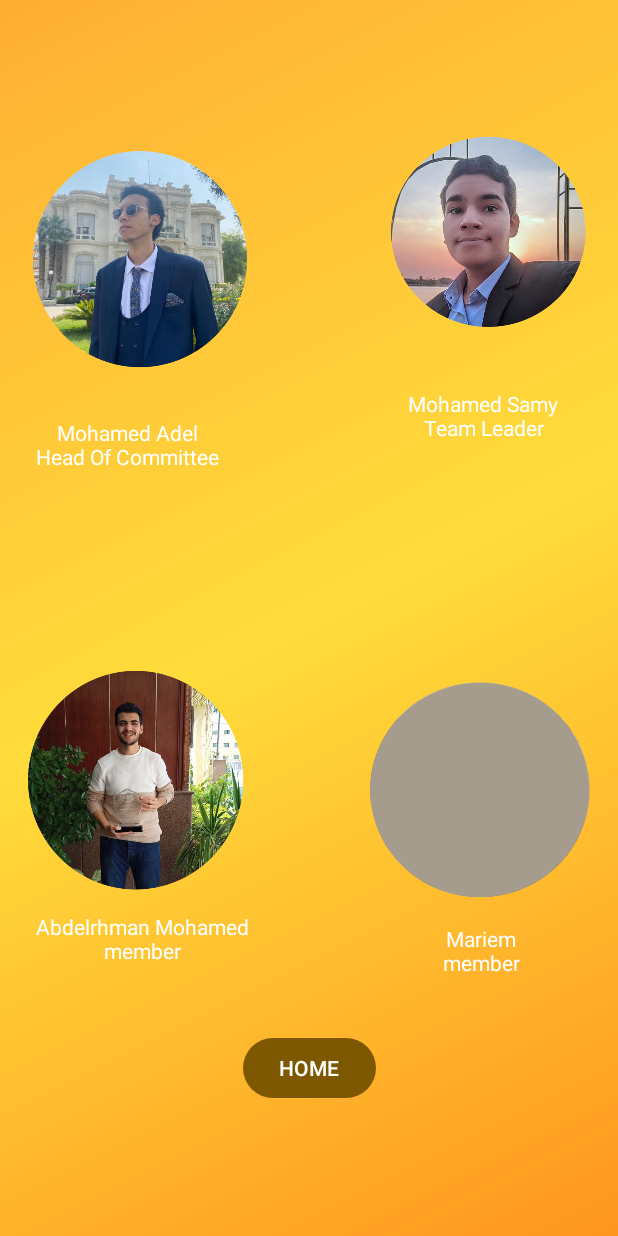
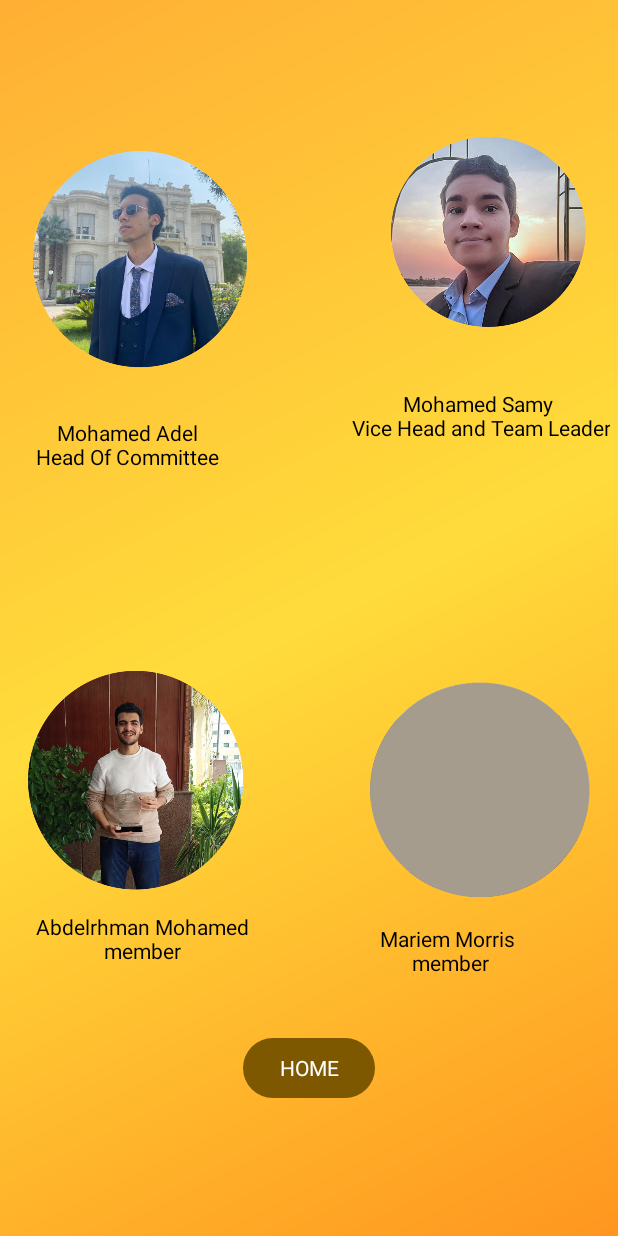
Before and after one commit to Mohamed-Samy26/RandoChat, an Android app: the AboutUsP3Activity screen opened directly, with no data from a screen before it, on a phone screen of 412 x 824 dp. Run offline under Robolectric (Android 15) with nearby library versions, the light colour scheme and no system bars; our stand-ins replace sdp/ssp sizes; libraries missing offline, so code that uses them is left out: org.jitsi.meet.

Commit message:
XML Scale fixes

```diff
--- a/app/src/main/res/layout/about_us1.xml
+++ b/app/src/main/res/layout/about_us1.xml
@@ -28,7 +28,7 @@
 
     <ImageView
         android:id="@+id/imageView2"
-        android:layout_width="171dp"
+        android:layout_width="@dimen/_110sdp"
         android:layout_height="0dp"
         android:layout_marginTop="52dp"
         android:layout_marginBottom="26dp"
--- a/app/src/main/res/layout/about_us3.xml
+++ b/app/src/main/res/layout/about_us3.xml
@@ -38,7 +38,7 @@
         android:layout_marginTop="24dp"
         android:gravity="center"
         android:text="Mohamed Adel\nHead Of Committee"
-        android:textColor="#FFFFFF"
+        android:textColor="@color/black"
         android:textSize="14sp"
         app:layout_constraintStart_toStartOf="parent"
         app:layout_constraintTop_toBottomOf="@+id/imageView4" />
@@ -63,7 +63,7 @@
         android:layout_marginTop="12dp"
         android:gravity="center"
         android:text="Abdelrhman Mohamed\nmember"
-        android:textColor="#FFFFFF"
+        android:textColor="@color/black"
         app:layout_constraintStart_toStartOf="parent"
         app:layout_constraintTop_toBottomOf="@+id/imageView6" />
 
@@ -74,8 +74,8 @@
         android:layout_marginTop="8dp"
         android:layout_marginEnd="48dp"
         android:gravity="center"
-        android:text="Mariem\nmember"
-        android:textColor="#FFFFFF"
+        android:text="Mariem Morris \nmember"
+        android:textColor="@color/black"
         app:layout_constraintEnd_toEndOf="@+id/imageView10"
         app:layout_constraintTop_toBottomOf="@+id/imageView10" />
 
@@ -98,10 +98,10 @@
         android:layout_width="wrap_content"
         android:layout_height="wrap_content"
         android:layout_marginTop="36dp"
-        android:layout_marginEnd="40dp"
+        android:layout_marginEnd="5dp"
         android:gravity="center"
-        android:text="Mohamed Samy\nTeam Leader"
-        android:textColor="#FFFFFF"
+        android:text="Mohamed Samy\n Vice Head and Team Leader"
+        android:textColor="@color/black"
         android:textSize="14sp"
         app:layout_constraintEnd_toEndOf="parent"
         app:layout_constraintTop_toBottomOf="@+id/imageView5" />
--- a/app/src/main/res/values/themes.xml
+++ b/app/src/main/res/values/themes.xml
@@ -51,6 +51,7 @@
         <item name="colorPrimaryInverse">@color/md_theme_light_inversePrimary</item>
         <!-- Status bar color. -->
         <item name="android:statusBarColor" >?attr/colorPrimary</item>
+        <item name="android:fontFamily">sans-serif</item>
         <!-- Customize your theme here. -->
     </style>
 
```
Also changed, not shown: app/src/main/res/layout/home.xml (+8 -9 lines).
